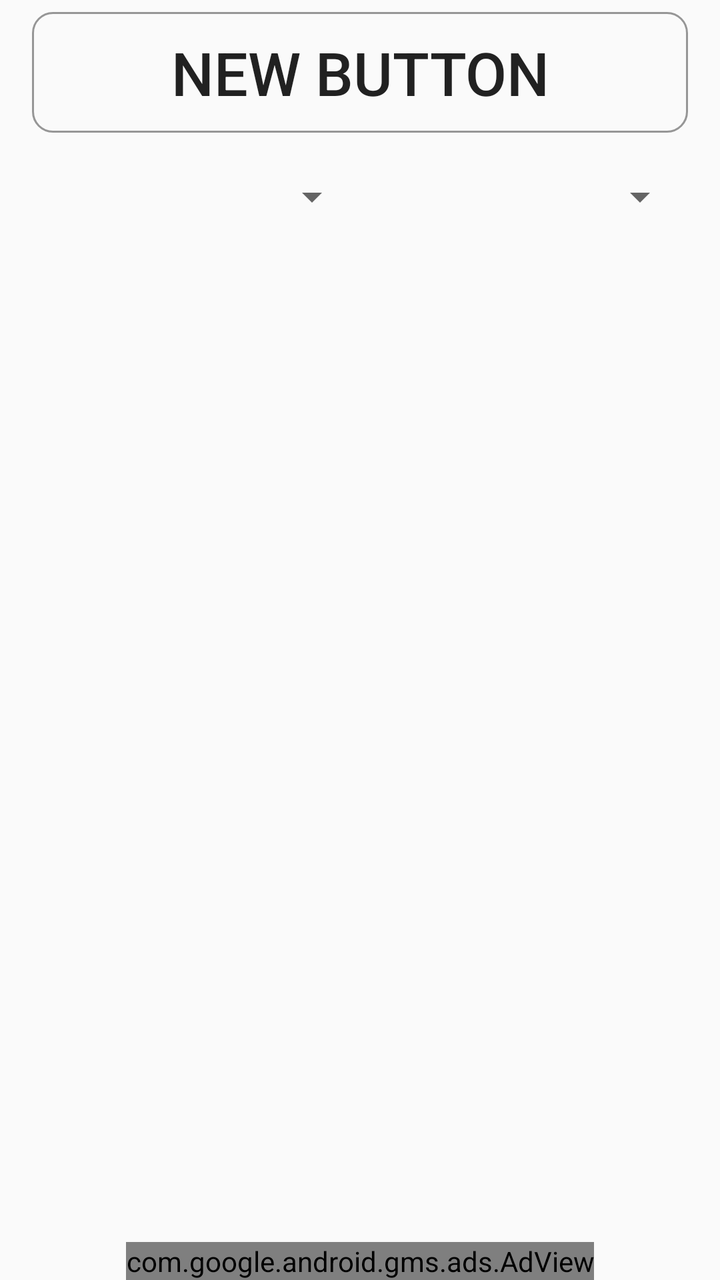
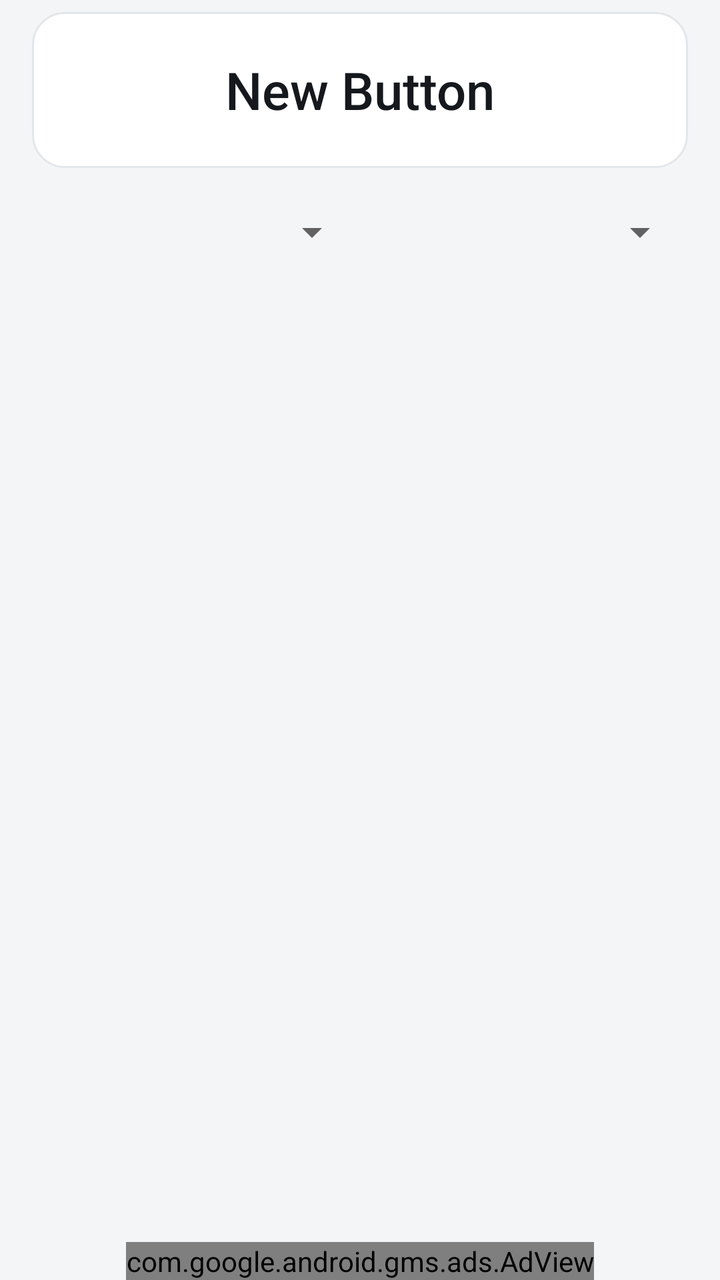

Two renders of the same Android screen: before a commit and after it. Below are the layout's source before the change and the commit's diff.
<!-- AndroidManifest.xml: application theme AppTheme -->
<!-- res/layout/activity_ochi.xml -->
<RelativeLayout xmlns:android="http://schemas.android.com/apk/res/android"
    xmlns:tools="http://schemas.android.com/tools"
    xmlns:ads="http://schemas.android.com/apk/res-auto"
    android:layout_width="match_parent"
    android:layout_height="match_parent"
    android:paddingLeft="@dimen/activity_horizontal_margin"
    android:paddingRight="@dimen/activity_horizontal_margin"
    android:orientation="vertical"
    tools:context="com.sujichim.jasanjao2.Ochi">

    <Button
        android:id="@+id/button_Ochi"
        android:layout_width="match_parent"
        android:layout_height="wrap_content"
        android:layout_marginTop="6dp"
        android:background="@drawable/button_test"
        android:text="New Button"
        android:layout_centerHorizontal="true"
        android:textSize="30dp" />

    <LinearLayout
        android:layout_width="match_parent"
        android:layout_height="wrap_content"
        android:orientation="horizontal"
        android:layout_marginTop="20dp"
        android:layout_below="@+id/button_Ochi"
        android:layout_centerHorizontal="true"
        android:id="@+id/linearLayout">

        <Spinner
            android:id="@+id/spinner1"
            android:layout_width="match_parent"
            android:layout_height="wrap_content"
            android:layout_weight="1" />

        <Spinner
            android:id="@+id/spinner2"
            android:layout_width="match_parent"
            android:layout_height="wrap_content"
            android:layout_marginLeft="5dp"
            android:textColor="#000000"
            android:layout_weight="1" />
    </LinearLayout>

    <com.google.android.gms.ads.AdView
        android:id="@+id/adView"
        android:layout_width="wrap_content"
        android:layout_height="wrap_content"
        android:layout_centerHorizontal="true"
        android:layout_alignParentBottom="true"
        ads:adSize="BANNER"
        ads:adUnitId="@string/banner_ad_unit_id" />

</RelativeLayout>
<!-- resources referenced by this layout -->
<resources>
  <dimen name="activity_horizontal_margin">16dp</dimen>
  <!-- drawable button_test (drawable) -->
  <?xml version="1.0" encoding="utf-8"?>
  <selector xmlns:android="http://schemas.android.com/apk/res/android">
    <item android:state_pressed="true" >
      <shape>
        <solid
            android:color="#E2E2E2" />
        <stroke
            android:width="1dp"
            android:color="#969696" />
        <padding
            android:left="10dp"
            android:top="10dp"
            android:right="10dp"
            android:bottom="10dp" />
        <corners android:radius="10dp" />  
      </shape>
    </item>
    <item>
      <shape>
        <solid
            android:startColor="#000000" />
        <stroke
            android:width="1dp"
            android:color="#969696" />
        <padding
            android:left="10dp"
            android:top="10dp"
            android:right="10dp"
            android:bottom="10dp" />
        <corners android:radius="10dp" />  
      </shape>
    </item>
  </selector>
  <string name="banner_ad_unit_id">ca-app-pub-1253642133922353/2152469025</string>
  <style name="AppTheme" parent="AppBaseTheme">
          
      </style>
  <style name="AppBaseTheme" parent="Theme.AppCompat.Light">
          
      </style>
</resources>

<!-- the commit's change to res/layout/activity_ochi.xml (unified diff, before → after) -->
@@ -16,7 +16,7 @@
         android:background="@drawable/button_test"
         android:text="New Button"
         android:layout_centerHorizontal="true"
-        android:textSize="30dp" />
+        android:textSize="26sp" />
 
     <LinearLayout
         android:layout_width="match_parent"
@@ -38,7 +38,7 @@
             android:layout_width="match_parent"
             android:layout_height="wrap_content"
             android:layout_marginLeft="5dp"
-            android:textColor="#000000"
+            android:textColor="@color/text_primary"
             android:layout_weight="1" />
     </LinearLayout>
 
<!-- resource entries referenced after the edit -->
@@ -1,46 +1,66 @@
 <!-- resources referenced by this layout -->
 <resources>
+  <color name="text_primary">#15181C</color>
   <dimen name="activity_horizontal_margin">16dp</dimen>
   <!-- drawable button_test (drawable) -->
   <?xml version="1.0" encoding="utf-8"?>
   <selector xmlns:android="http://schemas.android.com/apk/res/android">
-    <item android:state_pressed="true" >
-      <shape>
-        <solid
-            android:color="#E2E2E2" />
-        <stroke
-            android:width="1dp"
-            android:color="#969696" />
-        <padding
-            android:left="10dp"
-            android:top="10dp"
-            android:right="10dp"
-            android:bottom="10dp" />
-        <corners android:radius="10dp" />  
-      </shape>
-    </item>
-    <item>
-      <shape>
-        <solid
-            android:startColor="#000000" />
-        <stroke
-            android:width="1dp"
-            android:color="#969696" />
-        <padding
-            android:left="10dp"
-            android:top="10dp"
-            android:right="10dp"
-            android:bottom="10dp" />
-        <corners android:radius="10dp" />  
-      </shape>
-    </item>
+      <item android:state_pressed="true">
+          <shape android:shape="rectangle">
+              <solid android:color="@color/accent_soft" />
+              <stroke
+                  android:width="1dp"
+                  android:color="@color/accent" />
+              <padding
+                  android:left="12dp"
+                  android:top="12dp"
+                  android:right="12dp"
+                  android:bottom="12dp" />
+              <corners android:radius="16dp" />
+          </shape>
+      </item>
+      <item>
+          <shape android:shape="rectangle">
+              <solid android:color="@color/surface" />
+              <stroke
+                  android:width="1dp"
+                  android:color="@color/outline" />
+              <padding
+                  android:left="12dp"
+                  android:top="12dp"
+                  android:right="12dp"
+                  android:bottom="12dp" />
+              <corners android:radius="16dp" />
+          </shape>
+      </item>
   </selector>
   <string name="banner_ad_unit_id">ca-app-pub-1253642133922353/2152469025</string>
   <style name="AppTheme" parent="AppBaseTheme">
+          <item name="colorPrimary">@color/bar</item>
+          <item name="colorPrimaryDark">@color/bar_dark</item>
+          <item name="colorAccent">@color/accent</item>
+          <item name="android:windowBackground">@color/bg</item>
+          <item name="android:buttonStyle">@style/AppButton</item>
+      </style>
+  <color name="accent_soft">#E7F1EC</color>
+  <color name="accent">#1F6E43</color>
+  <color name="surface">#FFFFFF</color>
+  <color name="outline">#E3E6EA</color>
+  <style name="AppBaseTheme" parent="Theme.MaterialComponents.Light.Bridge">
           
       </style>
-  <style name="AppBaseTheme" parent="Theme.AppCompat.Light">
-          
+  <color name="bar">#14171A</color>
+  <color name="bar_dark">#0B0D0F</color>
+  <color name="bg">#F4F5F7</color>
+  <style name="AppButton" parent="Widget.AppCompat.Button">
+          <item name="android:background">@drawable/button_test</item>
+          <item name="android:textColor">@color/text_primary</item>
+          <item name="android:textSize">24sp</item>
+          <item name="android:fontFamily">sans-serif-medium</item>
+          <item name="android:textAllCaps">false</item>
+          <item name="android:minHeight">78dp</item>
+          <item name="android:stateListAnimator">@null</item>
+          <item name="android:elevation">0dp</item>
       </style>
 </resources>
 
